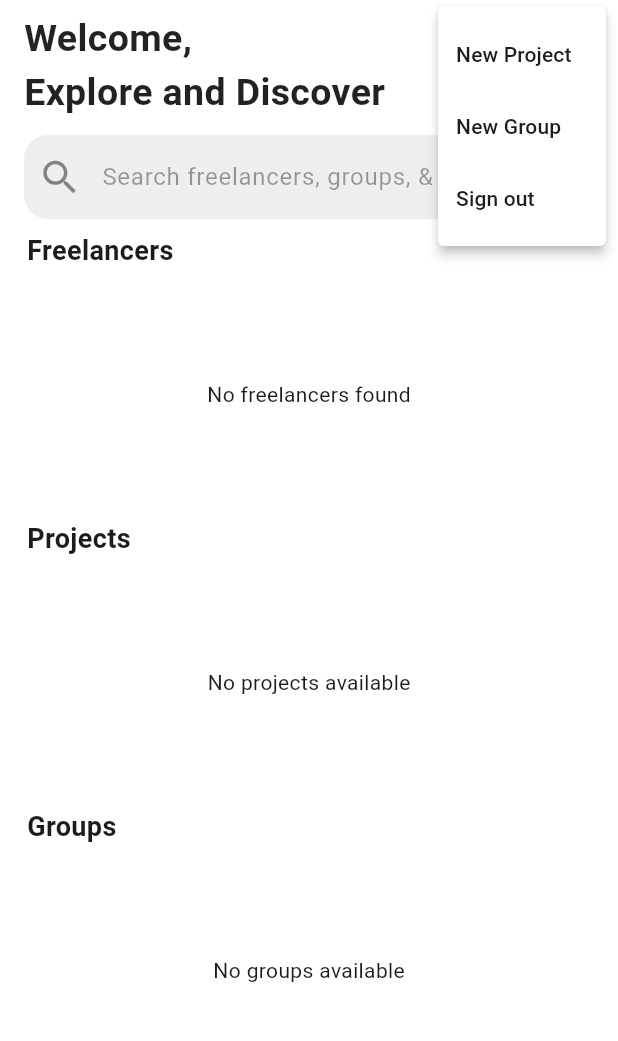
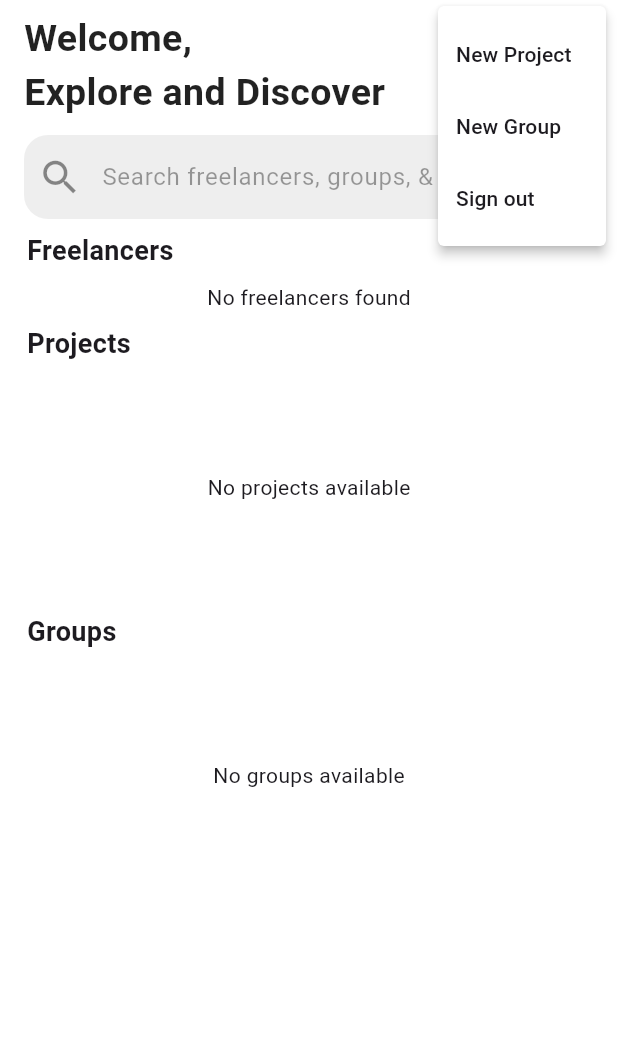
Before and after one commit to KhuzaimaAwan47/FYP, a Flutter app: the HomeScreen screen opened directly, after a tap on the "more vert" icon, on a phone screen of 412 x 824 dp, the part 84-1125 px from its top. Run offline on Flutter 3.47's test engine with Material 3 defaults, Android fonts, the phone set to English and light mode, and no system bars; our stand-ins replace auto_size_text, awesome_snackbar_content, cached_network_image, cloud_firestore, custom_navigation_bar, firebase_auth and 6 more; accounts and stored records are empty.

Commit message:
Updated Logic of fetching data in home.dart, freelancer_list.dart, project_list.dart, & group_list.dart.

```diff
--- a/lib/pages/Freelancer_Screens/Home.dart
+++ b/lib/pages/Freelancer_Screens/Home.dart
@@ -1,7 +1,6 @@
 import 'package:cloud_firestore/cloud_firestore.dart';
 import 'package:firebase_auth/firebase_auth.dart';
 import 'package:flutter/material.dart';
-import 'package:my_fyp/utlis/snack_bars.dart';
 import 'create_group.dart';
 import 'create_project.dart';
 import 'notifications.dart';
@@ -20,18 +19,45 @@ class HomeScreen extends StatefulWidget {
 class _HomeScreenState extends State<HomeScreen> {
   final FirebaseAuth _auth = FirebaseAuth.instance;
   final FirebaseFirestore _firestore = FirebaseFirestore.instance;
+
   String? userName = '';
   String? profileUrl;
+
+  // Freelancers fetched once
+  List<Map<String, dynamic>> _freelancers = [];
+  bool _isLoading = true;
 
   @override
   void initState() {
     super.initState();
-    loadCurrentUser();
+    _loadData();
   }
 
-  /* --------------------------- load current user Method --------------------------- */
+  Future<void> _loadData() async {
+    setState(() => _isLoading = true);
 
-  //Function to load current user
+    try {
+      // Fetch current user details
+      await loadCurrentUser();
+
+      // Fetch freelancers once
+      final freelancersFuture = _fetchFreelancers();
+
+      // Wait for freelancers to load
+      final freelancers = await freelancersFuture;
+
+      setState(() {
+        _freelancers = freelancers;
+        _isLoading = false;
+      });
+    } catch (e) {
+      setState(() => _isLoading = false);
+      ScaffoldMessenger.of(context).showSnackBar(
+        SnackBar(content: Text('Error loading data: $e')),
+      );
+    }
+  }
+
   Future<void> loadCurrentUser() async {
     User? user = _auth.currentUser;
     if (user != null) {
@@ -40,22 +66,41 @@ class _HomeScreenState extends State<HomeScreen> {
             .collection('users')
             .where('email', isEqualTo: user.email)
             .get();
+
         if (querySnapshot.docs.isNotEmpty) {
           DocumentSnapshot userDoc = querySnapshot.docs.first;
           setState(() {
             userName = userDoc['username'];
+            profileUrl = userDoc['profileUrl'];
           });
-          //print('user: $userName');
         } else {
-          showErrorSnackbar(context, 'user name not found!');
+          ScaffoldMessenger.of(context).showSnackBar(
+            const SnackBar(content: Text('User name not found!')),
+          );
         }
       } catch (e) {
-        showErrorSnackbar(context, 'Error loading current user: $e');
+        ScaffoldMessenger.of(context).showSnackBar(
+          SnackBar(content: Text('Error: $e')),
+        );
       }
     }
   }
 
-/* --------------------------- Main Build Widget --------------------------- */
+  Future<List<Map<String, dynamic>>> _fetchFreelancers() async {
+    User? loggedInUser = _auth.currentUser;
+    QuerySnapshot snapshot = await _firestore
+        .collection('users')
+        .where('userType', isEqualTo: 'freelancer')
+        .get();
+
+    return snapshot.docs
+        .where((doc) => doc['email'] != loggedInUser?.email)
+        .map((doc) {
+      var data = doc.data() as Map<String, dynamic>;
+      data['id'] = doc.id;
+      return data;
+    }).toList();
+  }
 
   @override
   Widget build(BuildContext context) {
@@ -81,7 +126,8 @@ class _HomeScreenState extends State<HomeScreen> {
                   MaterialPageRoute(builder: (context) => Notifications()),
                 );
               },
-                icon: const Icon(Icons.notifications_none)),
+              icon: const Icon(Icons.notifications_none),
+            ),
             PopupMenuButton<String>(
               color: Colors.white,
               onSelected: (value) {
@@ -96,37 +142,35 @@ class _HomeScreenState extends State<HomeScreen> {
                     MaterialPageRoute(builder: (context) => CreateGroup()),
                   );
                 } else if (value == 'item3') {
-                  Navigator.pop(
-                    context,
-                  );
+                  Navigator.pop(context);
                 }
               },
               itemBuilder: (BuildContext context) {
                 return [
-                  PopupMenuItem<String>(
+                  const PopupMenuItem<String>(
                     value: 'item1',
                     child: Text('New Project'),
                   ),
-                  PopupMenuItem<String>(
+                  const PopupMenuItem<String>(
                     value: 'item2',
                     child: Text('New Group'),
                   ),
-                  PopupMenuItem<String>(
+                  const PopupMenuItem<String>(
                     value: 'item3',
                     child: Text('Sign out'),
                   ),
                 ];
               },
-              offset: Offset(0,
-                  kToolbarHeight), // This places the dropdown slightly below the app bar.
+              offset: const Offset(0, kToolbarHeight),
             )
           ],
         ),
-        body: Column(
+        body: _isLoading
+            ? const Center(child: CircularProgressIndicator())
+            : Column(
           children: [
-            //Divider(color: Colors.grey[200],thickness: 2,height: 1,),
-            const Padding(
-              padding: EdgeInsets.only(bottom: 8.0, left: 8.0, right: 8.0),
+            Padding(
+              padding: const EdgeInsets.only(bottom: 8.0, left: 8.0, right: 8.0),
             ),
             Expanded(
               child: ListView(
@@ -135,12 +179,13 @@ class _HomeScreenState extends State<HomeScreen> {
                     padding: const EdgeInsets.only(left: 16.0),
                     child: Row(
                       children: [
-                        Text(
+                        const Text(
                           'Welcome, ',
                           style: TextStyle(
                             color: Colors.black87,
                             fontSize: 25,
-                              fontWeight: FontWeight.w600),
+                            fontWeight: FontWeight.w600,
+                          ),
                         ),
                         Text(
                           '$userName',
@@ -150,33 +195,25 @@ class _HomeScreenState extends State<HomeScreen> {
                             foreground: Paint()
                               ..shader = LinearGradient(
                                 colors: [
-                                  Color(0xFF007FFF),
-                                  // Start with a bright blue
-                                  Color(0xFF00FFFF),
-                                  // Transition to cyan for smoothness
-                                  Color(0xFFFF00FF),
-                                  // Add magenta for vibrancy
-                                  Colors.indigoAccent,
-                                  // End with indigoAccent
+                                  const Color(0xFF007FFF),
+                                  const Color(0xFF00FFFF),
+                                  const Color(0xFFFF00FF),
+                                  const Color(0xFFFF0000),
                                 ],
-                                stops: [0.0, 0.3, 0.7, 1.0],
-                                // Control the spread of colors
+                                stops: const [0.0, 0.3, 0.7, 1.0],
                                 begin: Alignment.centerLeft,
-                                // Gradient starts from the left
-                                end: Alignment
-                                    .centerRight, // Gradient ends at the right
+                                end: Alignment.centerRight,
                               ).createShader(
-                                Rect.fromLTWH(0, 0, 200,
-                                    50), // Dynamically adjust width and height
+                                Rect.fromLTWH(0, 0, 200, 50),
                               ),
                           ),
-                        )
+                        ),
                       ],
                     ),
                   ),
                   Padding(
                     padding: const EdgeInsets.only(left: 16.0, bottom: 10),
-                    child: Text(
+                    child: const Text(
                       'Explore and Discover',
                       style: TextStyle(
                         color: Colors.black87,
@@ -186,12 +223,12 @@ class _HomeScreenState extends State<HomeScreen> {
                     ),
                   ),
                   Padding(
-                    padding: EdgeInsets.only(left: 16.0, right: 16),
+                    padding: const EdgeInsets.only(left: 16.0, right: 16),
                     child: TextFormField(
                       decoration: InputDecoration(
                         prefixIcon: IconButton(
                           onPressed: () {},
-                          icon: Icon(
+                          icon: const Icon(
                             Icons.search,
                             color: Colors.black45,
                             size: 30,
@@ -205,42 +242,44 @@ class _HomeScreenState extends State<HomeScreen> {
                               const AdvancedSearchFilters(),
                             );
                           },
-                            icon: Icon(
+                          icon: const Icon(
                             Icons.filter_list,
                             color: Colors.black45,
-                            )),
+                          ),
+                        ),
                         hintText: 'Search freelancers, groups, & projects',
-                        hintStyle: TextStyle(color: Colors.black38),
+                        hintStyle: const TextStyle(color: Colors.black38),
                         border: OutlineInputBorder(
                           borderRadius: BorderRadius.circular(16),
-                            borderSide: BorderSide.none),
+                          borderSide: BorderSide.none,
+                        ),
                         fillColor: Colors.grey.shade200,
                         filled: true,
                       ),
                     ),
                   ),
                   Padding(
-                    padding: EdgeInsets.only(left: 10.0),
+                    padding: const EdgeInsets.only(left: 10.0),
                     child: SectionHeader(title: 'Freelancers'),
                   ),
                   Padding(
-                    padding: EdgeInsets.only(left: 10.0, right: 10),
-                    child: FreelancerList(),
+                    padding: const EdgeInsets.only(left: 10.0, right: 10),
+                    child: FreelancerList(freelancers: _freelancers),
                   ),
                   Padding(
-                    padding: EdgeInsets.only(left: 10.0),
+                    padding: const EdgeInsets.only(left: 10.0),
                     child: SectionHeader(title: 'Projects'),
                   ),
                   Padding(
-                    padding: EdgeInsets.only(left: 10.0, right: 10),
+                    padding: const EdgeInsets.only(left: 10.0, right: 10),
                     child: ProjectList(),
                   ),
                   Padding(
-                    padding: EdgeInsets.only(left: 10.0),
+                    padding: const EdgeInsets.only(left: 10.0),
                     child: SectionHeader(title: 'Groups'),
                   ),
                   Padding(
-                    padding: EdgeInsets.only(left: 10.0, right: 10),
+                    padding: const EdgeInsets.only(left: 10.0, right: 10),
                     child: GroupList(),
                   ),
                 ],
--- a/lib/widgets/freelancer_list.dart
+++ b/lib/widgets/freelancer_list.dart
@@ -1,48 +1,20 @@
-import 'package:cloud_firestore/cloud_firestore.dart';
-import 'package:firebase_auth/firebase_auth.dart';
 import 'package:flutter/material.dart';
 import 'freelancer_card.dart';
 
 class FreelancerList extends StatelessWidget {
-  const FreelancerList({super.key});
+  final List<Map<String, dynamic>> freelancers;
 
-  Future<List<Map<String, dynamic>>> _fetchFreelancers() async {
-    User? loggedInUser = FirebaseAuth.instance.currentUser;
-    QuerySnapshot snapshot = await FirebaseFirestore.instance
-        .collection('users')
-        .where('userType', isEqualTo: 'freelancer')
-        .get();
-
-    List<Map<String, dynamic>> freelancers = snapshot.docs
-        .where((doc) => doc['email'] != loggedInUser?.email)
-        .map((doc) {
-      var data = doc.data() as Map<String, dynamic>;
-      data['id'] = doc.id;
-      return data;
-    }).toList();
-    return freelancers;
-  }
+  const FreelancerList({super.key, required this.freelancers});
 
   @override
   Widget build(BuildContext context) {
-    return SizedBox(
-      height: 150,
-      child: FutureBuilder<List<Map<String, dynamic>>>(
-        future: _fetchFreelancers(),
-        builder: (context, snapshot) {
-          if (snapshot.connectionState == ConnectionState.waiting) {
-            return const Center(
-                child: CircularProgressIndicator(color: Colors.indigoAccent));
-          }
-          if (snapshot.hasError) {
-            return const Center(child: Text('Error loading freelancers'));
-          }
-          if (!snapshot.hasData || snapshot.data!.isEmpty) {
+    if (freelancers.isEmpty) {
       return const Center(child: Text('No freelancers found'));
     }
 
-          final freelancers = snapshot.data!;
-          return ListView.builder(
+    return SizedBox(
+      height: 150,
+      child: ListView.builder(
         scrollDirection: Axis.horizontal,
         itemCount: freelancers.length,
         itemBuilder: (context, index) {
@@ -52,13 +24,11 @@ class FreelancerList extends StatelessWidget {
             lastName: freelancer['last_name'],
             headline: freelancer['headline'],
             hourlyRate: freelancer['hourly_rate'].toString(),
-                imageUrl: freelancer['profileUrl'],
+            imageUrl: freelancer['profileUrl'] ?? '',
             averageRating: freelancer['averageRating'].toString(),
             totalReviews: freelancer['totalReviews'].toString(),
-                location: freelancer['location'],
+            location: freelancer['location'] ?? '',
             freelancer: freelancer,
-              );
-            },
           );
         },
       ),
--- a/lib/widgets/group_list.dart
+++ b/lib/widgets/group_list.dart
@@ -18,13 +18,13 @@ class GroupList extends StatelessWidget {
           if (!snapshot.hasData || snapshot.data!.docs.isEmpty) {
             return const Center(child: Text('No groups available'));
           }
-
           final groupDocs = snapshot.data!.docs;
           return ListView.builder(
             scrollDirection: Axis.horizontal,
             itemCount: groupDocs.length,
             itemBuilder: (context, index) {
               var groupData = groupDocs[index].data() as Map<String, dynamic>;
+              String groupId = groupDocs[index].id;
               String groupName = groupData['group_name'] ?? 'Unnamed Group';
               String description = groupData['description'] ?? 'No Description';
               String ownerName = groupData['creator_name'] ?? 'Unknown';
@@ -33,9 +33,8 @@ class GroupList extends StatelessWidget {
               String members =
                   (groupData['members'] as List<dynamic>?)?.length.toString() ??
                       '0';
-
               return GroupCard(
-                groupId: groupDocs[index].id,
+                groupId: groupId,
                 groupName: groupName,
                 description: description,
                 postedById: postedById,
```
Also changed, not shown: lib/widgets/project_list.dart (+4 -9 lines). Lines whose indentation alone changed are shown as unchanged.
